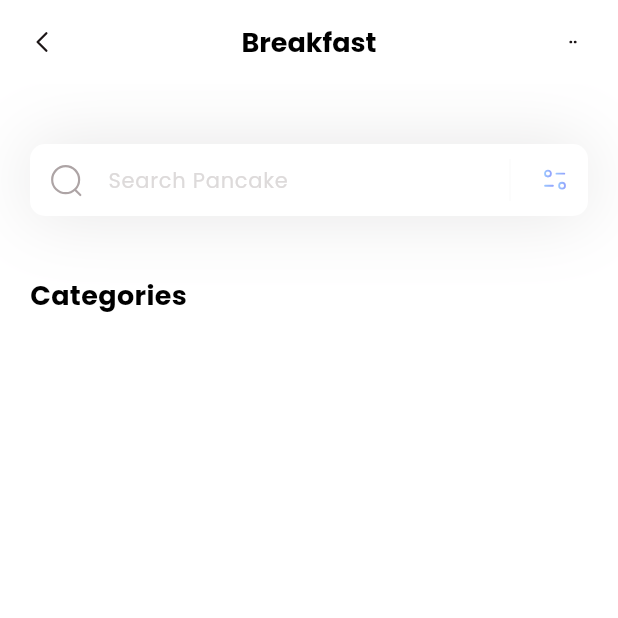
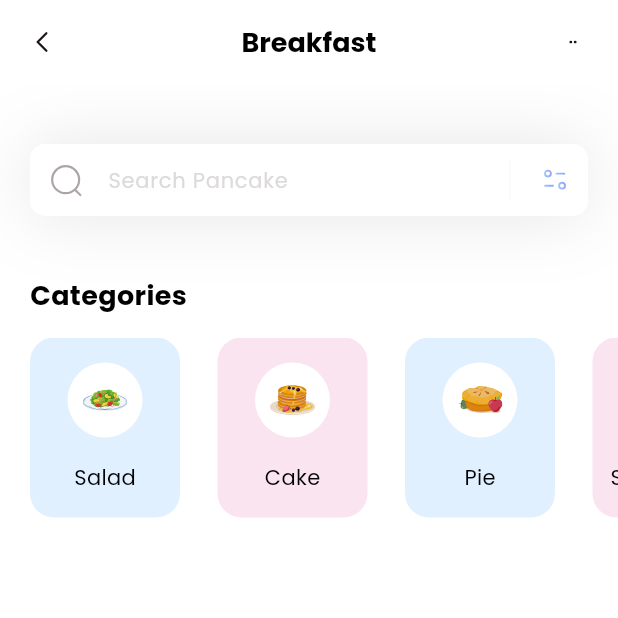
Before and after one commit to Albertomomu/fitness, a Flutter app: the HomePage screen opened directly, on a phone screen of 412 x 824 dp, the top half of it. Run offline on Flutter 3.47's test engine with Material 3 defaults, Android fonts, the phone set to English and light mode, and no system bars; our stand-ins replace flutter_svg.

```diff
--- a/lib/main.dart
+++ b/lib/main.dart
@@ -1,5 +1,5 @@
 import 'package:flutter/material.dart';
-import '../pages/Home.dart';
+import '../pages/home.dart';
 
 void main() {
   runApp(const MyApp());
@@ -16,7 +16,7 @@ class MyApp extends StatelessWidget {
       theme: ThemeData(
         fontFamily: 'Poppins'
       ),
-      home: const HomePage()
+      home: HomePage()
     );
   }
 }
--- /dev/null
+++ b/lib/models/category_model.dart
@@ -0,0 +1,51 @@
+import 'package:flutter/material.dart';
+
+class CategoryModel {
+  String name;
+  String iconPath;
+  Color boxColor;
+
+  CategoryModel({
+    required this.name,
+    required this.iconPath,
+    required this.boxColor
+  });
+
+  static List<CategoryModel> getCategories() {
+    List<CategoryModel> categories = [];
+
+    categories.add(
+      CategoryModel(
+        name: 'Salad',
+        iconPath: 'assets/icons/plate.svg',
+        boxColor: Color(0xff9DCEFF)
+      )
+    );
+
+    categories.add(
+      CategoryModel(
+        name: 'Cake',
+        iconPath: 'assets/icons/pancakes.svg',
+        boxColor: Color(0xffEEA4CE)
+      )
+    );
+
+    categories.add(
+      CategoryModel(
+        name: 'Pie',
+        iconPath: 'assets/icons/pie.svg',
+        boxColor: Color(0xff9DCEFF)
+      )
+    );
+
+    categories.add(
+      CategoryModel(
+        name: 'Smoothies',
+        iconPath: 'assets/icons/orange-snacks.svg',
+        boxColor: Color(0xffEEA4CE)
+      )
+    );
+
+    return categories;
+  }
+}
--- a/lib/pages/home.dart
+++ b/lib/pages/home.dart
@@ -1,11 +1,19 @@
 import 'package:flutter/material.dart';
 import 'package:flutter_svg/flutter_svg.dart';
+import 'package:fitness/models/category_model.dart';
 
 class HomePage extends StatelessWidget {
-  const HomePage({super.key});
+  HomePage({super.key});
+
+  List<CategoryModel> categories = [];
+
+  void _getCategories() {
+    categories = CategoryModel.getCategories();
+  }
 
   @override
   Widget build(BuildContext context) {
+    _getCategories();
     return Scaffold(
       appBar: appBar(),
       backgroundColor: Colors.white,
@@ -14,7 +22,15 @@ class HomePage extends StatelessWidget {
         children: [
           _searchField(),
           SizedBox(height: 40),
-          Column(
+          _categoriesSection(),
+        ]
+      )
+    );
+  }
+
+  Column _categoriesSection() {
+    return Column(
+      crossAxisAlignment: CrossAxisAlignment.start,
       children: [
         Padding(
           padding: EdgeInsets.only(left: 20),
@@ -25,11 +41,54 @@ class HomePage extends StatelessWidget {
               fontWeight: FontWeight.bold
             ),
           ),
+        ),
+        SizedBox(height: 15),
+        Container(
+          height: 120,
+          child: ListView.separated(
+            scrollDirection: Axis.horizontal,
+            padding: EdgeInsets.only(left: 20, right: 20),
+            itemCount: categories.length,
+            separatorBuilder: (context, index) => SizedBox(width: 25),
+            itemBuilder: (context, index) {
+              return Container(
+                width: 100,
+                decoration: BoxDecoration(
+                  color: categories[index].boxColor.withOpacity(0.3),
+                  borderRadius: BorderRadius.circular(16),
+                ),
+                child: Column(
+                  mainAxisAlignment: MainAxisAlignment.spaceEvenly,
+                  children: [
+                    Container(
+                      width: 50,
+                      height: 50,
+                      decoration: BoxDecoration(
+                        color: Colors.white,
+                        shape: BoxShape.circle,
+                      ),
+                      child: Padding(
+                        padding: EdgeInsets.all(10),
+                        child: SvgPicture.asset(
+                          categories[index].iconPath,
+                        ),
+                      )
+                    ),
+                    Text(
+                      categories[index].name,
+                      style: TextStyle(
+                        color: Colors.black,
+                        fontSize: 14,
+                        fontWeight: FontWeight.w400
+                      ),
                     )
                   ],
                 ),
-        ]
+              );
+            },
+          ),
         )
+      ],
     );
   }
 
```
Also changed, not shown: assets/icons/orange-snacks.svg (added), assets/icons/pancakes.svg (added), assets/icons/pie.svg (added), assets/icons/plate.svg (added). Lines whose indentation alone changed are shown as unchanged.
